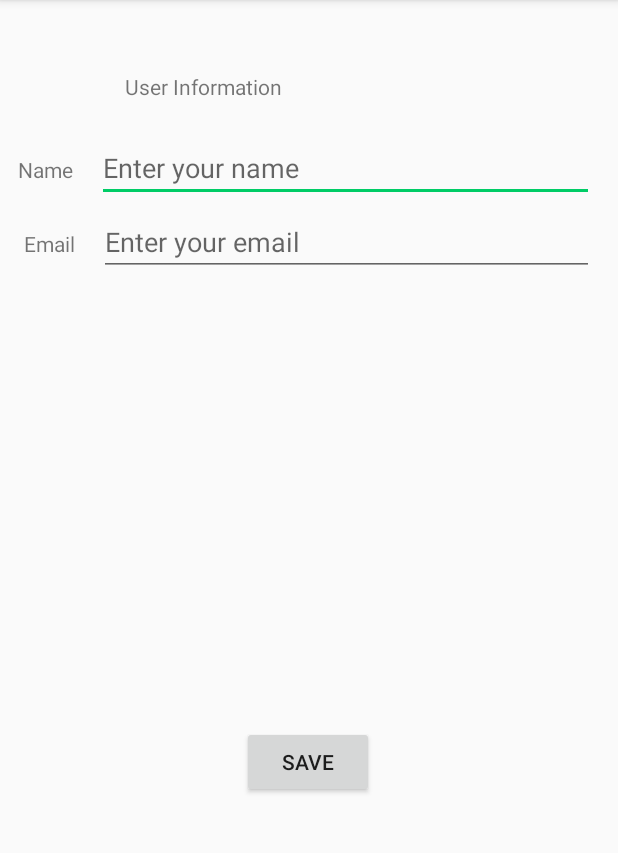
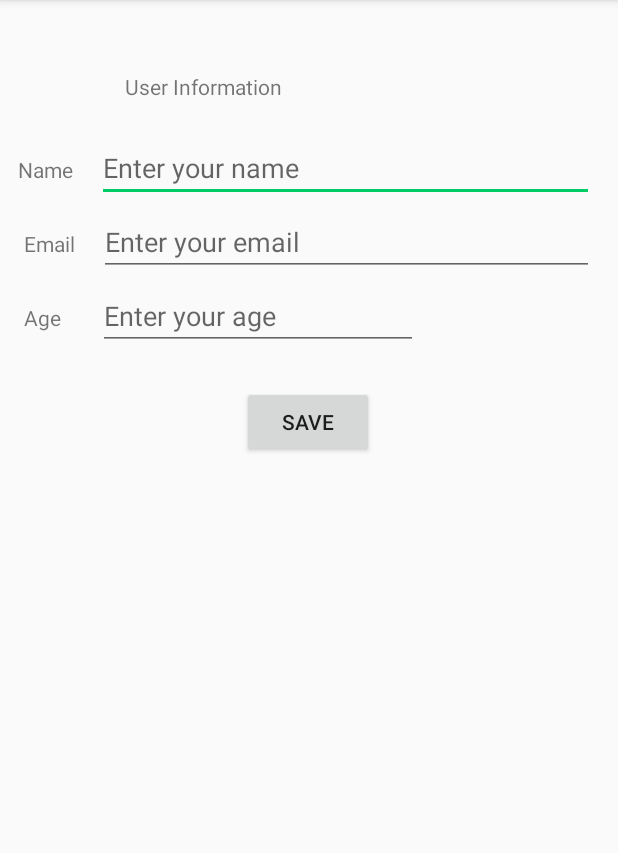
Before and after one commit to TrentonSouth/CS246-StateTheFacts, an Android app: the UserProfileActivity screen opened directly, with no data from a screen before it, after a tap on "SAVE", on a phone screen of 412 x 824 dp, the part 84-937 px from its top. Run offline under Robolectric (Android 15) with nearby library versions, the phone set to English and light mode, and no system bars.

Commit message:
update MainActivity, UserProfileActivity, and their presenters to accept changes to UserProfile

```diff
--- a/app/src/main/java/com/example/statethefacts/MainActivity.java
+++ b/app/src/main/java/com/example/statethefacts/MainActivity.java
@@ -27,6 +27,7 @@ public class MainActivity extends AppCompatActivity implements View.OnClickListe
     public static final String GAME_MODE = "com.example.statethefacts.GAME_MODE";
     public static final String USER = "com.example.statethefacts.USER";
     public static final String EMAIL = "com.example.statethefacts.EMAIL";
+    public static final String AGE = "com.example.statethefacts.AGE";
     public static final String HASPROFILE = "com.example.statethefacts.HASPROFILE";
 
     // initial method for launch
@@ -78,6 +79,7 @@ public class MainActivity extends AppCompatActivity implements View.OnClickListe
                 intent.putExtra(HASPROFILE, "yes");
                 intent.putExtra(USER, userProfile.getProfile().getUserName());
                 intent.putExtra(EMAIL, userProfile.getProfile().getUserEMail());
+                intent.putExtra(AGE, userProfile.getProfile().getUserAge());
             } else {
                 // no user profile
                 intent.putExtra(HASPROFILE, "no");
@@ -144,13 +146,15 @@ public class MainActivity extends AppCompatActivity implements View.OnClickListe
                 if (userProfile.getProfile().getUserName() != null && !userProfile.getProfile().getUserName().isEmpty()) {
                     // log message
                     msg = "Profile information: " + userProfile.getProfile().getUserName()
-                            + " , " + userProfile.getProfile().getUserEMail();
+                            + " , " + userProfile.getProfile().getUserEMail() + ", "
+                            + userProfile.getProfile().getUserAge();
                     Log.d(TAG, msg);
 
                     // add user profile to intent
                     intent.putExtra(HASPROFILE, "yes");
                     intent.putExtra(USER, userProfile.getProfile().getUserName());
                     intent.putExtra(EMAIL, userProfile.getProfile().getUserEMail());
+                    intent.putExtra(AGE, userProfile.getProfile().getUserAge());
                 } else {
                     // no user profile
                     intent.putExtra(HASPROFILE, "no");
--- a/app/src/main/java/com/example/statethefacts/MainUserProfilePresenter.java
+++ b/app/src/main/java/com/example/statethefacts/MainUserProfilePresenter.java
@@ -27,7 +27,8 @@ public class MainUserProfilePresenter {
         this.activity = activity;
         SharedPreferences preferences = activity.getSharedPreferences("STFUserProfile", 0);
         profile = new UserProfilePresenter(preferences.getString("user_name", null),
-                preferences.getString("user_email", null));
+                preferences.getString("user_email", null),
+                preferences.getString("user_age", null));
         Log.i(TAG, "Loaded user information from STFUserProfile");
 
         // if the user has input their name as part of the profile, the welcome screen
--- a/app/src/main/java/com/example/statethefacts/UserProfile.java
+++ b/app/src/main/java/com/example/statethefacts/UserProfile.java
@@ -9,15 +9,15 @@ package com.example.statethefacts;
 public class UserProfile {
     private String userName;
     private String userEMail;
-    private int userAge;
+    private String userAge;
 
     // constructors
     public UserProfile(String userName, String userEMail) {
         setUserName(userName);
         setUserEMail(userEMail);
-        setUserAge(0);
+        setUserAge(null);
     }
-    public UserProfile(String userName, String userEMail, int userAge) {
+    public UserProfile(String userName, String userEMail, String userAge) {
         setUserName(userName);
         setUserEMail(userEMail);
         setUserAge(userAge);
@@ -38,6 +38,6 @@ public class UserProfile {
         this.userEMail = userEMail;
     }
 
-    public int getUserAge() { return userAge; }
-    public void setUserAge(int userAge) { this.userAge = userAge; }
+    public String getUserAge() { return userAge; }
+    public void setUserAge(String userAge) { this.userAge = userAge; }
 }
--- a/app/src/main/java/com/example/statethefacts/UserProfileActivity.java
+++ b/app/src/main/java/com/example/statethefacts/UserProfileActivity.java
@@ -28,12 +28,14 @@ public class UserProfileActivity extends AppCompatActivity {
     /** called when user clicks Save Profile button */
     public void saveProfile(View view) {
         // get name/email from form
-        EditText editName = (EditText) findViewById(R.id.name_entry);
-        EditText editEmail = (EditText) findViewById(R.id.email_entry);
+        EditText editName = findViewById(R.id.name_entry);
+        EditText editEmail = findViewById(R.id.email_entry);
+        EditText editAge = findViewById(R.id.age_entry);
 
         // put name/email into variables
         String user = editName.getText().toString();
         String email = editEmail.getText().toString();
+        String age = editAge.getText().toString();
 
         // save to file
         SharedPreferences preferences = getApplicationContext().getSharedPreferences("STFUserProfile", 0);
@@ -41,6 +43,7 @@ public class UserProfileActivity extends AppCompatActivity {
         editor.clear();
         editor.putString("user_name", user);
         editor.putString("user_email", email);
+        editor.putString("user_age", age);
 
         // commit changes to preferences
         editor.commit();
@@ -60,24 +63,28 @@ public class UserProfileActivity extends AppCompatActivity {
 
         // get intent
         if (!MainActivity.HASPROFILE.contains("no")) {
-            Intent intent1 = getIntent();
-            String user = intent1.getStringExtra(MainActivity.USER);
-            String email = intent1.getStringExtra(MainActivity.EMAIL);
+            Intent intent = getIntent();
+            String user = intent.getStringExtra(MainActivity.USER);
+            String email = intent.getStringExtra(MainActivity.EMAIL);
+            String age = intent.getStringExtra(MainActivity.AGE);
 
-            profile = new UserProfilePresenter(user, email);
+            profile = new UserProfilePresenter(user, email, age);
 
             // set user and email EditText fields to saved profile
-            EditText editUser = (EditText) findViewById(R.id.name_entry);
-            EditText editEmail = (EditText) findViewById(R.id.email_entry);
+            EditText editUser = findViewById(R.id.name_entry);
+            EditText editEmail = findViewById(R.id.email_entry);
+            EditText editAge = findViewById(R.id.age_entry);
 
             // log receipt of intent
             String msg = "Received intent with " + profile.getUserName()
-                    + ", " + profile.getUserEMail();
+                    + ", " + profile.getUserEMail() + ", "
+                    + profile.getUserAge();
             Log.d(TAG, msg);
 
             // display fields
             editUser.setText(profile.getUserName());
             editEmail.setText(profile.getUserEMail());
+            editAge.setText(profile.getUserAge());
         }
     }
 
--- a/app/src/main/java/com/example/statethefacts/UserProfilePresenter.java
+++ b/app/src/main/java/com/example/statethefacts/UserProfilePresenter.java
@@ -14,7 +14,13 @@ public class UserProfilePresenter extends AppCompatActivity {
         return profile.getUserEMail();
     }
 
+    public String getUserAge() { return profile.getUserAge(); }
+
     public UserProfilePresenter(String user, String email) {
         profile = new UserProfile(user, email);
     }
+
+    public UserProfilePresenter(String user, String email, String age) {
+        profile = new UserProfile(user, email, age);
+    }
 }
--- a/app/src/main/res/layout/activity_user_profile.xml
+++ b/app/src/main/res/layout/activity_user_profile.xml
@@ -1,14 +1,14 @@
 <?xml version="1.0" encoding="utf-8"?>
 <ScrollView
     xmlns:android="http://schemas.android.com/apk/res/android"
+    xmlns:app="http://schemas.android.com/apk/res-auto"
+    xmlns:tools="http://schemas.android.com/tools"
     android:layout_width="fill_parent"
     android:layout_height="fill_parent">
-    <androidx.constraintlayout.widget.ConstraintLayout xmlns:android="http://schemas.android.com/apk/res/android"
-        xmlns:app="http://schemas.android.com/apk/res-auto"
-        xmlns:tools="http://schemas.android.com/tools"
+    <androidx.constraintlayout.widget.ConstraintLayout
         android:id="@+id/save_pref"
         android:layout_width="match_parent"
-        android:layout_height="match_parent"
+        android:layout_height="wrap_content"
         tools:context=".UserProfileActivity">
 
         <TextView
@@ -39,14 +39,14 @@
             android:inputType="textPersonName"
             app:layout_constraintBaseline_toBaselineOf="@+id/name_label"
             app:layout_constraintEnd_toEndOf="parent"
-            app:layout_constraintStart_toEndOf="@+id/name_label" />
+            app:layout_constraintStart_toEndOf="@+id/name_label"
+            android:autofillHints="" />
 
         <TextView
             android:id="@+id/name_label"
             android:layout_width="wrap_content"
             android:layout_height="wrap_content"
             android:layout_marginStart="12dp"
-            android:layout_marginLeft="12dp"
             android:layout_marginTop="36dp"
             android:text="@string/label_name"
             app:layout_constraintStart_toStartOf="parent"
@@ -57,42 +57,64 @@
             android:layout_width="wrap_content"
             android:layout_height="wrap_content"
             android:layout_marginStart="16dp"
-            android:layout_marginLeft="16dp"
             android:layout_marginTop="30dp"
             android:text="@string/label_email"
             app:layout_constraintStart_toStartOf="parent"
             app:layout_constraintTop_toBottomOf="@+id/name_label" />
+
+        <TextView
+            android:id="@+id/age_label"
+            android:layout_width="wrap_content"
+            android:layout_height="wrap_content"
+            android:layout_marginStart="16dp"
+            android:layout_marginTop="30dp"
+            android:text="@string/label_age"
+            app:layout_constraintStart_toStartOf="parent"
+            app:layout_constraintTop_toBottomOf="@+id/email_label" />
 
         <EditText
             android:id="@+id/email_entry"
             android:layout_width="0dp"
             android:layout_height="wrap_content"
             android:layout_marginStart="16dp"
-            android:layout_marginLeft="16dp"
             android:layout_marginEnd="16dp"
-            android:layout_marginRight="16dp"
             android:ems="10"
             android:hint="@string/email_hint"
-            android:inputType="textPersonName"
+            android:inputType="textEmailAddress"
             app:layout_constraintBaseline_toBaselineOf="@+id/email_label"
             app:layout_constraintEnd_toEndOf="parent"
-            app:layout_constraintStart_toEndOf="@+id/email_label" />
+            app:layout_constraintHorizontal_bias="1.0"
+            app:layout_constraintStart_toEndOf="@+id/email_label"
+            android:autofillHints="" />
 
         <Button
             android:id="@+id/button2"
             android:layout_width="wrap_content"
             android:layout_height="wrap_content"
             android:layout_marginStart="32dp"
-            android:layout_marginLeft="32dp"
-            android:layout_marginTop="300dp"
+            android:layout_marginTop="24dp"
             android:layout_marginEnd="32dp"
-            android:layout_marginRight="32dp"
             android:onClick="saveProfile"
             android:text="@string/button_save_userPreferences"
             app:layout_constraintEnd_toEndOf="parent"
             app:layout_constraintHorizontal_bias="0.498"
             app:layout_constraintStart_toStartOf="parent"
-            app:layout_constraintTop_toBottomOf="@+id/email_entry" />
+            app:layout_constraintTop_toBottomOf="@+id/age_entry" />
+
+        <EditText
+            android:id="@+id/age_entry"
+            android:layout_width="wrap_content"
+            android:layout_height="wrap_content"
+            android:layout_marginStart="16dp"
+            android:layout_marginEnd="16dp"
+            android:ems="10"
+            android:hint="@string/age_hint"
+            android:inputType="number"
+            app:layout_constraintBaseline_toBaselineOf="@+id/age_label"
+            app:layout_constraintEnd_toEndOf="parent"
+            app:layout_constraintHorizontal_bias="0.07"
+            app:layout_constraintStart_toEndOf="@+id/age_label"
+            android:autofillHints="" />
 
     </androidx.constraintlayout.widget.ConstraintLayout>
 </ScrollView>
--- a/app/src/main/res/values/strings.xml
+++ b/app/src/main/res/values/strings.xml
@@ -22,8 +22,10 @@
     <string name="button_get_facts">Get Facts</string>
     <string name="name_hint">Enter your name</string>
     <string name="email_hint">Enter your email</string>
+    <string name="age_hint">Enter your age</string>
     <string name="label_name">Name</string>
     <string name="label_email">Email</string>
+    <string name="label_age">Age</string>
     <string name="userProfile_title">User Information</string>
     <string name="user_name">Please update your profile</string>
     <string name="action_settings">Settings</string>
```
